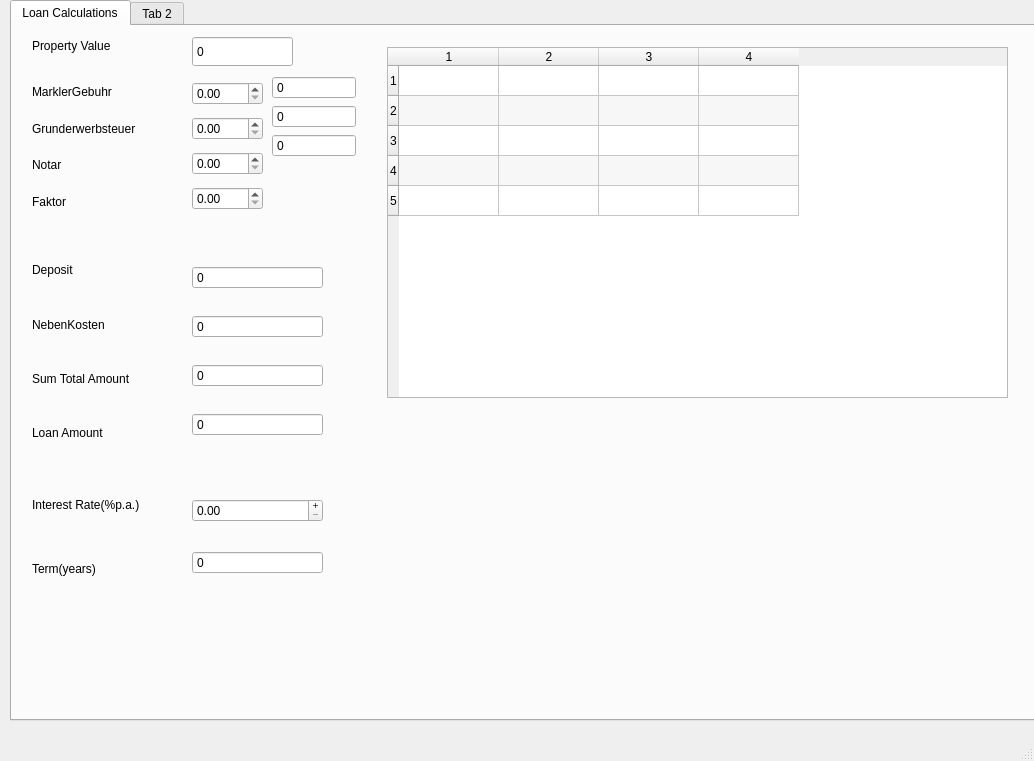
Old version of the form ImmoCalc.ui in the repository karthick1987/ImmoCalcs.
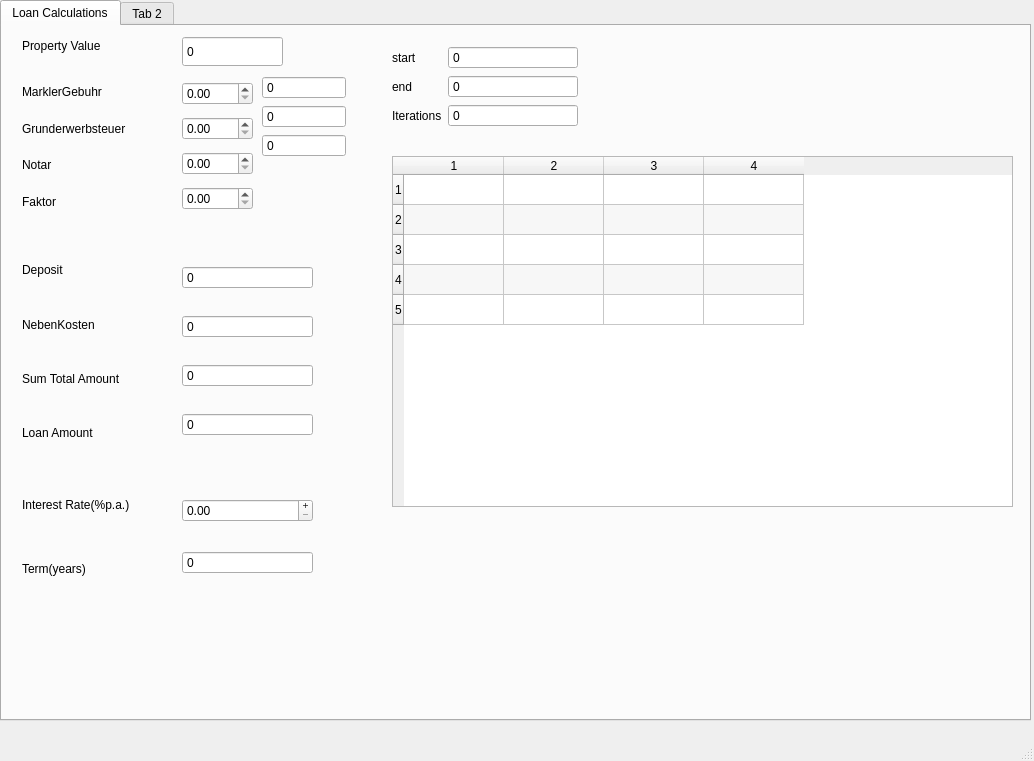
New version of the form.

Commit message: The EMI column is populated in the table, the only thing left is to complete the table with the formula

```diff
--- a/ImmoCalc.ui
+++ b/ImmoCalc.ui
@@ -20,7 +20,7 @@
     </property>
     <property name="geometry">
      <rect>
-      <x>10</x>
+      <x>0</x>
       <y>0</y>
       <width>1031</width>
       <height>721</height>
@@ -461,8 +461,8 @@
      <widget class="QTableWidget" name="tbEmi">
       <property name="geometry">
        <rect>
-        <x>375</x>
-        <y>21</y>
+        <x>390</x>
+        <y>130</y>
         <width>621</width>
         <height>351</height>
        </rect>
@@ -510,6 +510,96 @@
       <column/>
       <column/>
      </widget>
+     <widget class="QWidget" name="formLayoutWidget">
+      <property name="geometry">
+       <rect>
+        <x>390</x>
+        <y>20</y>
+        <width>186</width>
+        <height>107</height>
+       </rect>
+      </property>
+      <layout class="QFormLayout" name="formLayout">
+       <item row="0" column="0">
+        <widget class="QLabel" name="label_6">
+         <property name="text">
+          <string>start</string>
+         </property>
+        </widget>
+       </item>
+       <item row="1" column="0">
+        <widget class="QLabel" name="label_7">
+         <property name="text">
+          <string>end</string>
+         </property>
+        </widget>
+       </item>
+       <item row="2" column="0">
+        <widget class="QLabel" name="label_10">
+         <property name="text">
+          <string>Iterations</string>
+         </property>
+        </widget>
+       </item>
+       <item row="0" column="1">
+        <widget class="QSpinBox" name="sbStart">
+         <property name="locale">
+          <locale language="German" country="Germany"/>
+         </property>
+         <property name="buttonSymbols">
+          <enum>QAbstractSpinBox::NoButtons</enum>
+         </property>
+         <property name="accelerated">
+          <bool>true</bool>
+         </property>
+         <property name="maximum">
+          <number>10000000</number>
+         </property>
+         <property name="singleStep">
+          <number>10000</number>
+         </property>
+        </widget>
+       </item>
+       <item row="1" column="1">
+        <widget class="QSpinBox" name="sbEnd">
+         <property name="locale">
+          <locale language="German" country="Germany"/>
+         </property>
+         <property name="buttonSymbols">
+          <enum>QAbstractSpinBox::NoButtons</enum>
+         </property>
+         <property name="accelerated">
+          <bool>true</bool>
+         </property>
+         <property name="maximum">
+          <number>10000000</number>
+         </property>
+         <property name="singleStep">
+          <number>10000</number>
+         </property>
+        </widget>
+       </item>
+       <item row="2" column="1">
+        <widget class="QSpinBox" name="sbIterations">
+         <property name="locale">
+          <locale language="German" country="Germany"/>
+         </property>
+         <property name="buttonSymbols">
+          <enum>QAbstractSpinBox::NoButtons</enum>
+         </property>
+         <property name="accelerated">
+          <bool>true</bool>
+         </property>
+         <property name="maximum">
+          <number>10000000</number>
+         </property>
+         <property name="singleStep">
+          <number>10000</number>
+         </property>
+        </widget>
+       </item>
+      </layout>
+     </widget>
      <zorder>sbPropertyValue</zorder>
      <zorder>label_2</zorder>
      <zorder>verticalLayoutWidget</zorder>
```
Left out of the diff: 1 changed line with no effect on the pictures. The commit also changes 2 other files.
